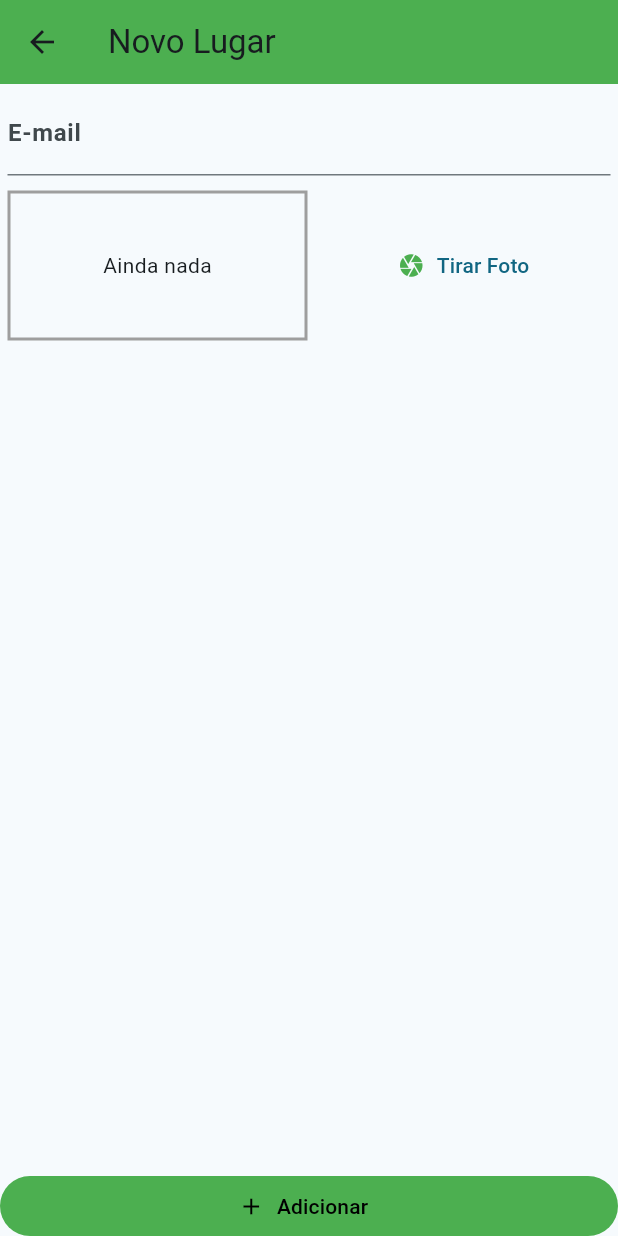
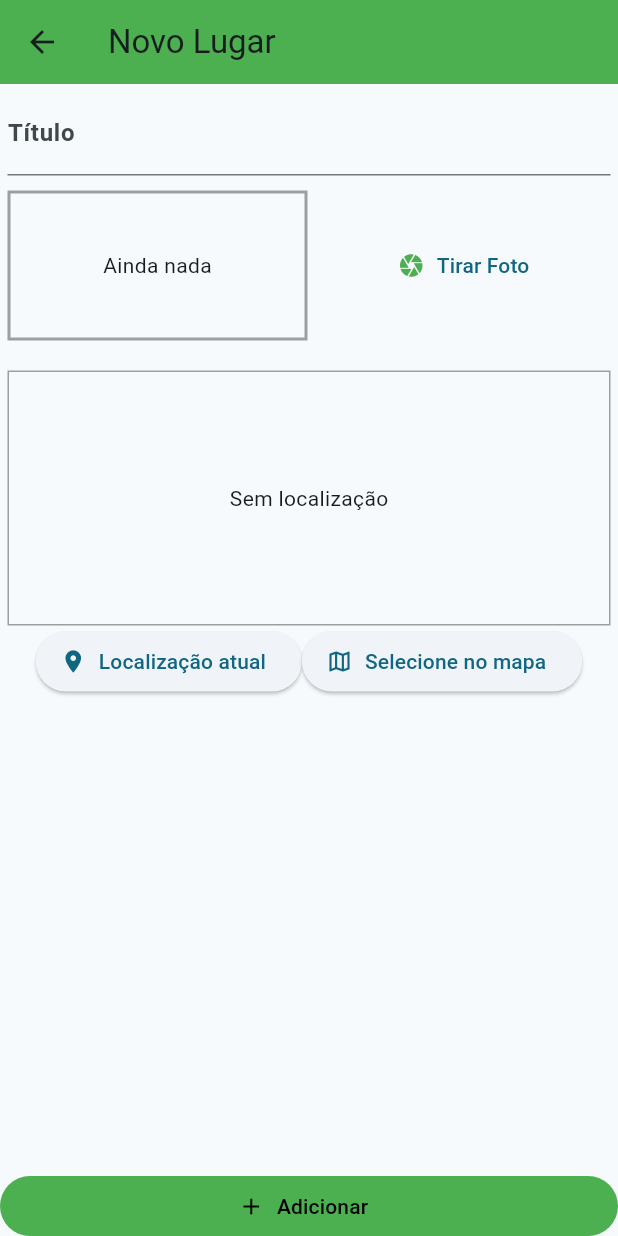
Before and after one commit to BrunoPansarim/places_to_ride, a Flutter app: the screen it shows after launch, after a tap on the "navigate next" icon, on a phone screen of 412 x 824 dp. Run offline on Flutter 3.47's test engine with Material 2 defaults, Android fonts, the light colour scheme and no system bars; our stand-ins replace image_picker, location, sqflite; accounts and stored records are empty.

Commit message:
Crie Icones de localização e mapa e passe a função criada _getCurrentUserLocation

```diff
--- a/lib/main.dart
+++ b/lib/main.dart
@@ -10,7 +10,7 @@ void main() {
 }
 
 class MyApp extends StatelessWidget {
-  const MyApp({super.key});
+  const MyApp({Key? key}) : super(key: key);
 
   @override
   Widget build(BuildContext context) {
@@ -21,6 +21,7 @@ class MyApp extends StatelessWidget {
         theme: ThemeData(
           colorScheme: ColorScheme.fromSeed(seedColor: Colors.blueGrey),
           useMaterial3: true,
+          visualDensity: VisualDensity.adaptivePlatformDensity,
         ),
         home: const Places(),
         routes: {
--- a/lib/models/places.dart
+++ b/lib/models/places.dart
@@ -3,15 +3,15 @@ import 'dart:io';
 class PlaceLocation {
   final double latitude;
   final double longitude;
-  final String address;
+  final String? address;
 
-  PlaceLocation({ required this.latitude, required this.longitude, required this.address});
+  PlaceLocation({required this.latitude, required this.longitude, this.address});
 }
 
 class Place {
   final String id;
   final String title;
-  final String location;
+  final PlaceLocation? location;
   final File image;
 
   Place({required this.id, required this.title, required this.location, required this.image});
--- a/lib/pages/places_form_page.dart
+++ b/lib/pages/places_form_page.dart
@@ -3,6 +3,7 @@ import 'dart:io';
 import 'package:flutter/material.dart';
 import 'package:places_to_ride/providers/great_places.dart';
 import 'package:places_to_ride/widgets/image_input.dart';
+import 'package:places_to_ride/widgets/location_input.dart';
 import 'package:provider/provider.dart';
 
 class PlaceFormPage extends StatefulWidget {
@@ -14,7 +15,7 @@ class PlaceFormPage extends StatefulWidget {
 
 class _PlaceFormPageState extends State<PlaceFormPage> {
   final _titleController = TextEditingController();
-  late File? _pickedImage;
+  File? _pickedImage;
 
   void _selectImage(File pickedImage) {
     _pickedImage = pickedImage;
@@ -24,7 +25,10 @@ class _PlaceFormPageState extends State<PlaceFormPage> {
     if(_titleController.text.isEmpty || _pickedImage == null) {
       return;
     }
-    Provider.of<GreatPlaces>(context, listen: false).addLugar(_titleController.text, _pickedImage!);
+    Provider.of<GreatPlaces>(context, listen: false).addLugar(
+      _titleController.text,
+       _pickedImage!
+       );
 
     Navigator.of(context).pop();
   }
@@ -49,7 +53,7 @@ class _PlaceFormPageState extends State<PlaceFormPage> {
                     TextField(
                       controller: _titleController,
                       decoration: const InputDecoration(
-                        labelText: 'E-mail',
+                        labelText: 'Título',
                         labelStyle: TextStyle(
                           fontWeight: FontWeight.bold,
                         ),
@@ -58,6 +62,8 @@ class _PlaceFormPageState extends State<PlaceFormPage> {
                     ),
                     const SizedBox(height: 10),
                     ImageInput(_selectImage),
+                    const SizedBox(height: 20),
+                    const LocationInput(),
                   ],
                 ),
               ),
--- a/lib/pages/places_list_page.dart
+++ b/lib/pages/places_list_page.dart
@@ -20,7 +20,13 @@ class Places extends StatelessWidget {
               }),
         ],
       ),
-      body: Consumer<GreatPlaces>(
+      body: FutureBuilder(
+        future: Provider.of<GreatPlaces>(context, listen: false).carregarPlaces(),
+        builder: (ctx, snapshot) => snapshot.connectionState ==
+         ConnectionState.waiting
+        ? const Center(
+          child: CircularProgressIndicator())
+          : Consumer<GreatPlaces>(
           child: const Center(
             child: Text('nenhum local'),
           ),
@@ -39,6 +45,7 @@ class Places extends StatelessWidget {
                   ),
                 ),
         ),
+      ),
     );
   }
 }
--- a/lib/providers/great_places.dart
+++ b/lib/providers/great_places.dart
@@ -6,7 +6,20 @@ import 'package:places_to_ride/models/places.dart';
 import 'package:places_to_ride/utils/db_util.dart';
 
 class GreatPlaces with ChangeNotifier {
-  final List<Place> _items = [];
+  List<Place> _items = [];
+
+  Future<void> carregarPlaces() async {
+    final dataList = await DbUtil.getData('places');
+    _items = dataList.map(
+      (item) => Place(
+      id: item['id'],
+      title: item['title'],
+      image: File(item['image']),
+      location: null,
+    ),
+    ).toList();
+    notifyListeners();
+  }
 
   List<Place> get items {
     return [..._items];
@@ -25,7 +38,7 @@ class GreatPlaces with ChangeNotifier {
       id: Random().nextDouble().toString(),
       title: title,
       image: image,
-      location: 'Indaiatuba'
+      location: null,
     );
 
     _items.add(novoLugar);
@@ -37,9 +50,4 @@ class GreatPlaces with ChangeNotifier {
     notifyListeners();
   }
 
-  static Future<List<Map<String, dynamic>>> getData() {
-    // TODO: implement getData
-    throw UnimplementedError();
-  }
-
 }
--- a/lib/widgets/image_input.dart
+++ b/lib/widgets/image_input.dart
@@ -7,7 +7,7 @@ import 'package:path_provider/path_provider.dart' as syspaths;
 class ImageInput extends StatefulWidget {
   final Function onSelectImage;
 
-  const ImageInput(this.onSelectImage, {super.key});
+  const ImageInput(this.onSelectImage, {Key? key}) : super(key: key);
 
   @override
   State<ImageInput> createState() => _ImageInputState();
@@ -29,7 +29,9 @@ class _ImageInputState extends State<ImageInput> {
 
     final appDir = await syspaths.getApplicationDocumentsDirectory();
     String fileName = path.basename(_storedImage!.path);
-    final savedImage = await _storedImage?.copy('${appDir.path}/$fileName');
+    final savedImage = await _storedImage!.copy(
+      '${appDir.path}/$fileName',
+      );
 
     widget.onSelectImage(savedImage);
   }
--- /dev/null
+++ b/lib/widgets/location_input.dart
@@ -0,0 +1,60 @@
+import 'package:flutter/material.dart';
+import 'package:location/location.dart';
+
+class LocationInput extends StatefulWidget {
+  const LocationInput({Key? key}) : super(key: key);
+
+  @override
+  State<LocationInput> createState() => _LocationInputState();
+}
+
+class _LocationInputState extends State<LocationInput> {
+  String? _previewImageUrl;
+
+  Future<void> _getCurrentUserLocation() async {
+    final locData = await Location().getLocation();
+    print(locData.latitude);
+    print(locData.longitude);
+  }
+
+  @override
+  Widget build(BuildContext context) {
+    return Column(
+      children: [
+        Container(
+          height: 170,
+          width: double.infinity,
+          alignment: Alignment.center,
+          decoration: BoxDecoration(
+            border: Border.all(
+              width: 1,
+              color: Colors.grey,
+            ),
+          ),
+          child: _previewImageUrl == null
+              ? const Text('Sem localização')
+              : Image.network(
+                _previewImageUrl!,
+            fit: BoxFit.cover,
+            width: double.infinity,
+          ),
+        ),
+        Row(
+          mainAxisAlignment: MainAxisAlignment.center,
+          children: [
+            ElevatedButton.icon(
+              onPressed: _getCurrentUserLocation,
+              icon: const Icon(Icons.location_on),
+              label: const Text('Localização atual')
+            ),
+            ElevatedButton.icon(
+              onPressed: () {},
+              icon: const Icon(Icons.map_outlined),
+              label: const Text('Selecione no mapa')
+            ),
+          ],
+        )
+      ],
+    );
+  }
+}
```
Also changed, not shown: lib/utils/db_util.dart (+6 -2 lines), pubspec.yaml (+6 -5 lines), pubspec.lock, 2 other files. Lines whose indentation alone changed are shown as unchanged.
